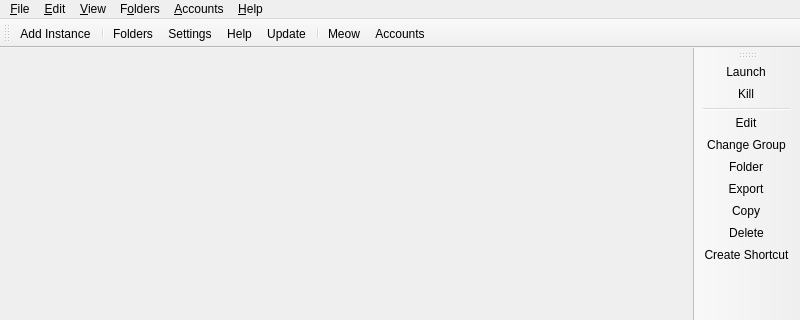
baxura45/BETO, file launcher/ui/MainWindow.ui: the form before one commit; both pictures show x 0 to 800 and y 0 to 320 of the 800 by 600 pixel window.
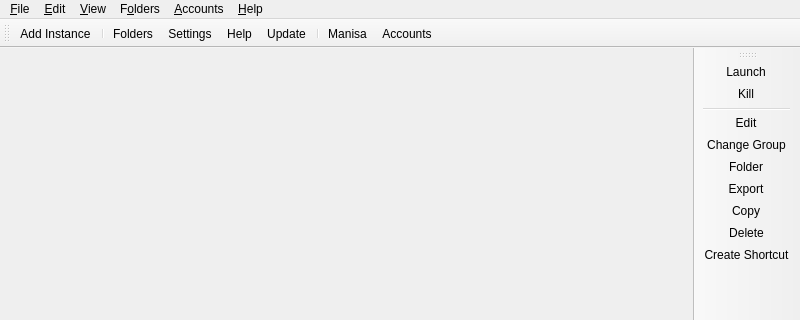
The form after the commit. Icons and pictures are not drawn. Custom widgets are drawn as their Qt base class.

Commit message: Manisa Launcher UI ve offline launch iyileştirmeleri

Patch:
```diff
--- a/launcher/ui/MainWindow.ui
+++ b/launcher/ui/MainWindow.ui
@@ -251,7 +251,7 @@
     <iconset theme="cat"/>
    </property>
    <property name="text">
-    <string>&amp;Meow</string>
+    <string>Manisa</string>
    </property>
    <property name="toolTip">
     <string>It's a fluffy kitty :3</string>
```
The commit also changes 20 other files.
